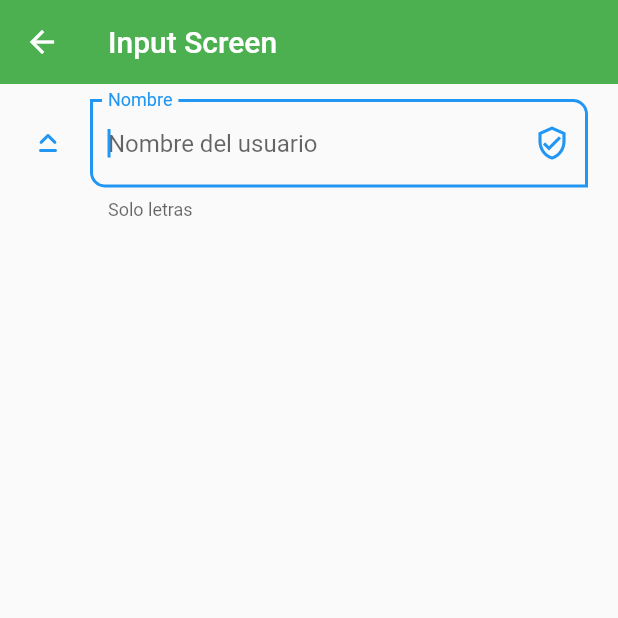
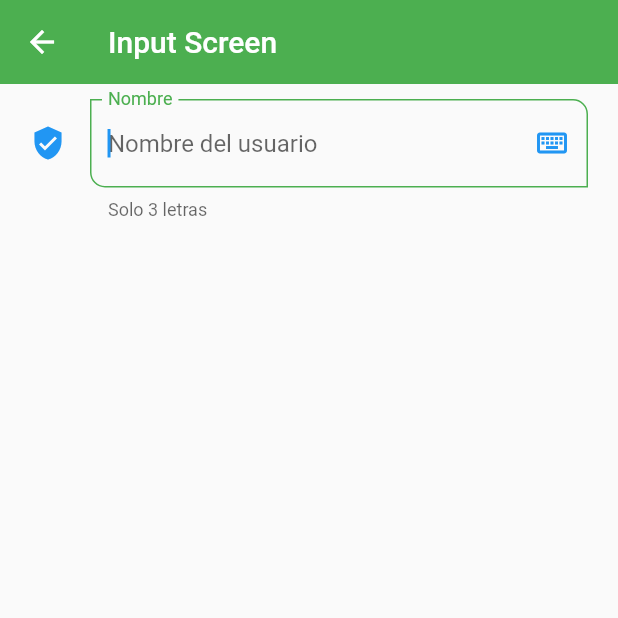
Before and after one commit to eidepozo/fl_components, a Flutter app: the InputScreen screen opened by its route, on a phone screen of 412 x 824 dp, the top half of it. Run offline on Flutter 3.47's test engine with Material 2 defaults, Android fonts, the phone set to English and light mode, and no system bars.

Commit message:
Agrega widget para inputs de formulario

```diff
--- a/fl_components/lib/screens/inputs_screen.dart
+++ b/fl_components/lib/screens/inputs_screen.dart
@@ -1,3 +1,4 @@
+import 'package:fl_components/widgets/widgets.dart';
 import 'package:flutter/material.dart';
 
 class InputScreen extends StatelessWidget {
@@ -12,30 +13,13 @@ class InputScreen extends StatelessWidget {
                 padding:
                     const EdgeInsets.symmetric(horizontal: 20, vertical: 10),
                 child: Column(
-                  children: [
-                    TextFormField(
-                      autofocus: true,
-                      initialValue: '',
-                      textCapitalization: TextCapitalization.words,
-                      onChanged: (value) {
-                        print('value: $value');
-                      },
-                      validator: (value) {
-                        if (value == null) return 'Este campo es requerido';
-                        return value.length < 3 ? 'Minimo de 3 letras' : null;
-                      },
-                      autovalidateMode: AutovalidateMode.onUserInteraction,
-                      decoration: const InputDecoration(
-                          hintText: 'Nombre del usuario',
-                          labelText: 'Nombre',
-                          helperText: 'Solo letras',
-                          suffixIcon: Icon(Icons.verified_user_outlined),
-                          icon: Icon(Icons.keyboard_capslock_rounded),
-                          border: OutlineInputBorder(
-                              borderRadius: BorderRadius.only(
-                                  bottomLeft: Radius.circular(10),
-                                  topRight: Radius.circular(10)))),
-                    )
+                  children: const [
+                    CustomInputField(
+                        hintText: 'Nombre del usuario',
+                        labelText: 'Nombre',
+                        helperText: 'Solo 3 letras',
+                        suffix: Icons.keyboard_outlined,
+                        icon: Icons.verified_user_sharp)
                   ],
                 ))));
   }
--- a/fl_components/lib/themes/app_themes.dart
+++ b/fl_components/lib/themes/app_themes.dart
@@ -12,5 +12,21 @@ class AppThemes {
           const FloatingActionButtonThemeData(backgroundColor: primary),
       elevatedButtonTheme: ElevatedButtonThemeData(
           style: ElevatedButton.styleFrom(
-              primary: primary, shape: const StadiumBorder())));
+              primary: primary, shape: const StadiumBorder())),
+      inputDecorationTheme: const InputDecorationTheme(
+          floatingLabelStyle: TextStyle(color: primary),
+          enabledBorder: OutlineInputBorder(
+            borderSide: BorderSide(color: primary),
+            borderRadius: BorderRadius.only(
+                bottomLeft: Radius.circular(10), topRight: Radius.circular(10)),
+          ),
+          focusedBorder: OutlineInputBorder(
+              borderSide: BorderSide(color: primary),
+              borderRadius: BorderRadius.only(
+                  bottomLeft: Radius.circular(10),
+                  topRight: Radius.circular(10))),
+          border: OutlineInputBorder(
+              borderRadius: BorderRadius.only(
+                  bottomLeft: Radius.circular(10),
+                  topRight: Radius.circular(10)))));
 }
--- /dev/null
+++ b/fl_components/lib/widgets/custom_input_field.dart
@@ -0,0 +1,41 @@
+import 'package:flutter/material.dart';
+
+class CustomInputField extends StatelessWidget {
+  final String? hintText;
+  final String? labelText;
+  final String? helperText;
+  final IconData? icon;
+  final IconData? suffix;
+
+  const CustomInputField(
+      {Key? key,
+      this.hintText,
+      this.labelText,
+      this.helperText,
+      this.icon,
+      this.suffix})
+      : super(key: key);
+
+  @override
+  Widget build(BuildContext context) {
+    return TextFormField(
+        autofocus: true,
+        initialValue: '',
+        textCapitalization: TextCapitalization.words,
+        onChanged: (value) {
+          print('value: $value');
+        },
+        validator: (value) {
+          if (value == null) return 'Este campo es requerido';
+          return value.length < 3 ? 'Minimo de 3 letras' : null;
+        },
+        autovalidateMode: AutovalidateMode.onUserInteraction,
+        decoration: InputDecoration(
+          hintText: hintText,
+          labelText: labelText,
+          helperText: helperText,
+          suffixIcon: icon == null ? null : Icon(suffix),
+          icon: icon == null ? null : Icon(icon),
+        ));
+  }
+}
--- a/fl_components/lib/widgets/widgets.dart
+++ b/fl_components/lib/widgets/widgets.dart
@@ -1,2 +1,3 @@
 export 'package:fl_components/widgets/custom_card_type_1.dart';
 export 'package:fl_components/widgets/custom_card_type_2.dart';
+export 'package:fl_components/widgets/custom_input_field.dart';
```
